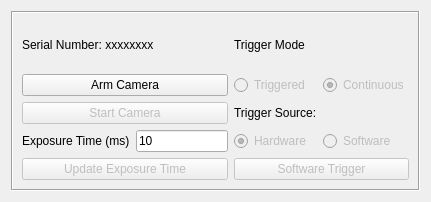
Above: ui_components/cameracontrolwidget.ui from jagerber48/jkam_e6 before the change. Below: the same form after it.
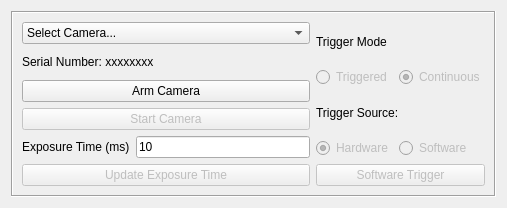
That is the form after the change.

Commit message: cameracontrolwidget.ui updated, added combobox for camera selection and changed layouts

What changed in the file:
```diff
--- a/ui_components/cameracontrolwidget.ui
+++ b/ui_components/cameracontrolwidget.ui
@@ -6,8 +6,8 @@
    <rect>
     <x>0</x>
     <y>0</y>
-    <width>431</width>
-    <height>202</height>
+    <width>507</width>
+    <height>208</height>
    </rect>
   </property>
   <layout class="QGridLayout" name="gridLayout">
@@ -20,37 +20,32 @@
       <enum>QFrame::Sunken</enum>
      </property>
      <layout class="QGridLayout" name="gridLayout_2">
-      <item row="4" column="1" colspan="2">
-       <widget class="QPushButton" name="software_trigger_pushButton">
-        <property name="enabled">
-         <bool>false</bool>
-        </property>
+      <item row="0" column="0" rowspan="2">
+       <layout class="QVBoxLayout" name="verticalLayout">
+        <item>
+         <widget class="QComboBox" name="comboBox">
+          <item>
         <property name="text">
-         <string>Software Trigger</string>
-        </property>
-       </widget>
-      </item>
-      <item row="1" column="1">
-       <widget class="QRadioButton" name="triggered_radioButton">
-        <property name="enabled">
-         <bool>false</bool>
-        </property>
-        <property name="text">
-         <string>Triggered</string>
-        </property>
-        <attribute name="buttonGroup">
-         <string notr="true">mode_buttonGroup</string>
-        </attribute>
-       </widget>
-      </item>
-      <item row="0" column="0">
+            <string>Select Camera...</string>
+           </property>
+          </item>
+         </widget>
+        </item>
+        <item>
        <widget class="QLabel" name="serial_label">
         <property name="text">
          <string>Serial Number: xxxxxxxx</string>
         </property>
        </widget>
       </item>
-      <item row="2" column="0">
+        <item>
+         <widget class="QPushButton" name="arm_pushButton">
+          <property name="text">
+           <string>Arm Camera</string>
+          </property>
+         </widget>
+        </item>
+        <item>
        <widget class="QPushButton" name="start_pushButton">
         <property name="enabled">
          <bool>false</bool>
@@ -60,14 +55,39 @@
         </property>
        </widget>
       </item>
-      <item row="0" column="1">
-       <widget class="QLabel" name="trigger_mode_label">
+        <item>
+         <layout class="QHBoxLayout" name="horizontalLayout">
+          <item>
+           <widget class="QLabel" name="exposure_label">
         <property name="text">
-         <string>Trigger Mode</string>
+             <string>Exposure Time (ms)</string>
         </property>
        </widget>
       </item>
-      <item row="1" column="2">
+          <item>
+           <widget class="QLineEdit" name="exposure_lineEdit">
+            <property name="text">
+             <string>10</string>
+            </property>
+           </widget>
+          </item>
+         </layout>
+        </item>
+        <item>
+         <widget class="QPushButton" name="exposure_pushButton">
+          <property name="enabled">
+           <bool>false</bool>
+          </property>
+          <property name="text">
+           <string>Update Exposure Time</string>
+          </property>
+         </widget>
+        </item>
+       </layout>
+      </item>
+      <item row="0" column="3" rowspan="2">
+       <layout class="QGridLayout" name="gridLayout_3">
+        <item row="1" column="1">
        <widget class="QRadioButton" name="continuous_radioButton">
         <property name="enabled">
          <bool>false</bool>
@@ -83,14 +103,7 @@
         </attribute>
        </widget>
       </item>
-      <item row="2" column="1">
-       <widget class="QLabel" name="trigger_source_label">
-        <property name="text">
-         <string>Trigger Source:</string>
-        </property>
-       </widget>
-      </item>
-      <item row="3" column="2">
+        <item row="3" column="1">
        <widget class="QRadioButton" name="software_trigger_radioButton">
         <property name="enabled">
          <bool>false</bool>
@@ -103,7 +116,7 @@
         </attribute>
        </widget>
       </item>
-      <item row="3" column="1">
+        <item row="3" column="0">
        <widget class="QRadioButton" name="hardware_trigger_radioButton">
         <property name="enabled">
          <bool>false</bool>
@@ -119,36 +132,40 @@
         </attribute>
        </widget>
       </item>
-      <item row="4" column="0">
-       <widget class="QPushButton" name="exposure_pushButton">
-        <property name="enabled">
-         <bool>false</bool>
-        </property>
-        <property name="text">
-         <string>Update Exposure Time</string>
-        </property>
-       </widget>
-      </item>
       <item row="1" column="0">
-       <widget class="QPushButton" name="arm_pushButton">
+         <widget class="QRadioButton" name="triggered_radioButton">
+          <property name="enabled">
+           <bool>false</bool>
+          </property>
         <property name="text">
-         <string>Arm Camera</string>
-        </property>
-       </widget>
-      </item>
-      <item row="3" column="0">
-       <layout class="QHBoxLayout" name="horizontalLayout">
-        <item>
-         <widget class="QLabel" name="exposure_label">
+           <string>Triggered</string>
+          </property>
+          <attribute name="buttonGroup">
+           <string notr="true">mode_buttonGroup</string>
+          </attribute>
+         </widget>
+        </item>
+        <item row="4" column="0" colspan="2">
+         <widget class="QPushButton" name="software_trigger_pushButton">
+          <property name="enabled">
+           <bool>false</bool>
+          </property>
           <property name="text">
-           <string>Exposure Time (ms)</string>
+           <string>Software Trigger</string>
           </property>
          </widget>
         </item>
-        <item>
-         <widget class="QLineEdit" name="exposure_lineEdit">
+        <item row="0" column="0" colspan="2">
+         <widget class="QLabel" name="trigger_mode_label">
           <property name="text">
-           <string>10</string>
+           <string>Trigger Mode</string>
+          </property>
+         </widget>
+        </item>
+        <item row="2" column="0" colspan="2">
+         <widget class="QLabel" name="trigger_source_label">
+          <property name="text">
+           <string>Trigger Source:</string>
           </property>
          </widget>
         </item>
```
Lines whose indentation alone changed are shown as unchanged.
